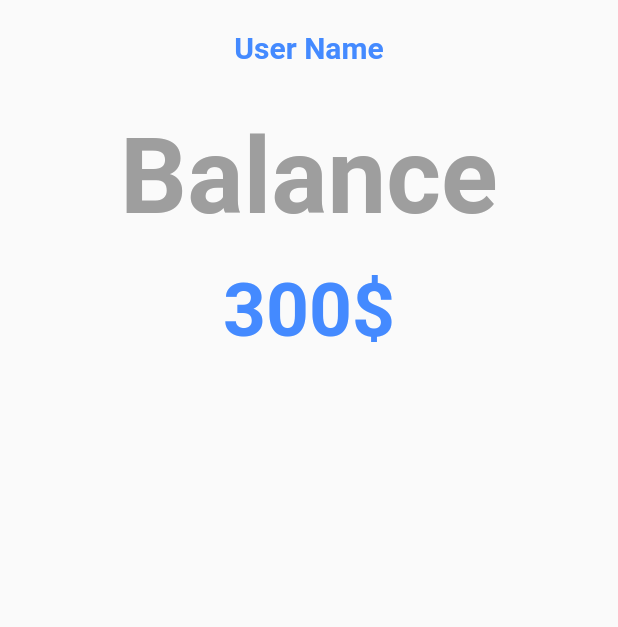
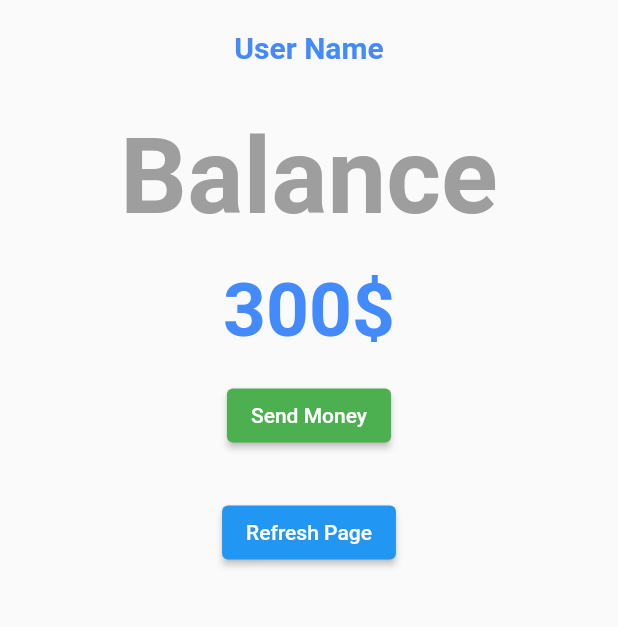
Before and after one commit to ArunBabu98/crypto_wallet, a Flutter app: the screen it shows once a user with an empty profile is signed in, on a phone screen of 412 x 824 dp, the part 309-936 px from its top. Run offline on Flutter 3.47's test engine with Material 2 defaults, Android fonts, the phone set to English and light mode, and no system bars; our stand-ins replace animated_splash_screen, firebase_auth, firebase_core, flutter_signin_button, google_sign_in, page_transition; accounts and stored records are empty; Roboto replaces fonts that are missing (Raleway).

Commit message:
Button changes

```diff
--- a/lib/pages/welcomePage.dart
+++ b/lib/pages/welcomePage.dart
@@ -72,6 +72,24 @@ class _MyHomePageState extends State<MyHomePage> {
               ),
               ),
           ),
+          Container(
+            margin: const EdgeInsets.all(20),
+            child:  ElevatedButton(
+              onPressed: () {},
+              child: const Text("Send Money"),
+              style: ButtonStyle(
+                backgroundColor: MaterialStateProperty.all<Color>(Colors.green)
+              ),
+              )
+          ),
+          Container(
+            margin: const EdgeInsets.all(10),
+            child:  ElevatedButton(
+              onPressed: () {},
+              child: const Text("Refresh Page"),
+
+              )
+          ),
         ],
       )
     );
```
